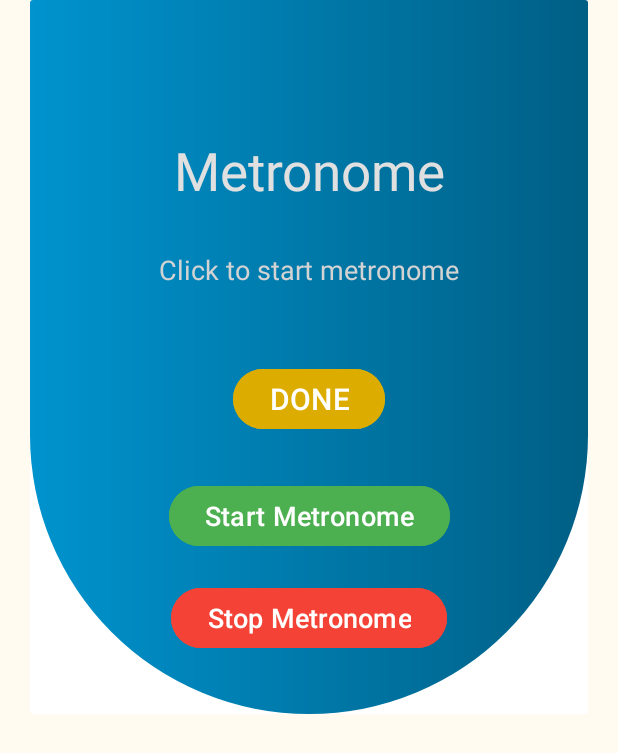
After one commit to madhurpv/EmergencyCPR, an Android app: the MetronomeActivity screen opened directly, with no data from a screen before it, on a phone screen of 412 x 824 dp. The commit adds this screen. Shown: the top 753 px of the screen. Run offline under Robolectric (Android 15) with nearby library versions, the phone set to English and light mode, and no system bars.

Commit message:
Metronome, other changes

```diff
--- a/app/src/main/java/com/example/emergencycpr/IsBreathingActivity.java
+++ b/app/src/main/java/com/example/emergencycpr/IsBreathingActivity.java
@@ -40,7 +40,8 @@ public class IsBreathingActivity extends AppCompatActivity {
         yesButton.setOnClickListener(new View.OnClickListener() {
             @Override
             public void onClick(View view) {
-                dispatchDrone(1);
+                Intent intent = new Intent(IsBreathingActivity.this, WaitForAmbulanceActivity.class);
+                startActivity(intent);
             }
         });
 
--- /dev/null
+++ b/app/src/main/java/com/example/emergencycpr/MetronomeActivity.java
@@ -0,0 +1,101 @@
+package com.example.emergencycpr;
+
+import android.media.AudioManager;
+import android.media.ToneGenerator;
+import android.os.Bundle;
+import android.os.Handler;
+import android.view.View;
+import android.widget.Button;
+
+import androidx.activity.EdgeToEdge;
+import androidx.appcompat.app.AppCompatActivity;
+import androidx.core.graphics.Insets;
+import androidx.core.view.ViewCompat;
+import androidx.core.view.WindowInsetsCompat;
+
+public class MetronomeActivity extends AppCompatActivity {
+
+
+    private Button startButton, stopButton;
+    private Handler handler = new Handler();
+    private boolean isRunning = false;
+
+    // 100 BPM -> 60000 ms / 100 = 600 ms per beat
+    private final int intervalMs = 600;
+
+    private final Runnable metronomeRunnable = new Runnable() {
+        @Override
+        public void run() {
+            if (isRunning) {
+                playClick();
+                handler.postDelayed(this, intervalMs);
+            }
+        }
+    };
+
+    @Override
+    protected void onCreate(Bundle savedInstanceState) {
+        super.onCreate(savedInstanceState);
+        EdgeToEdge.enable(this);
+        setContentView(R.layout.activity_metronome);
+        ViewCompat.setOnApplyWindowInsetsListener(findViewById(R.id.main), (v, insets) -> {
+            Insets systemBars = insets.getInsets(WindowInsetsCompat.Type.systemBars());
+            v.setPadding(systemBars.left, systemBars.top, systemBars.right, systemBars.bottom);
+            return insets;
+        });
+
+
+        startButton = findViewById(R.id.startMetronomeButton);
+        stopButton = findViewById(R.id.stopMetronomeButton);
+
+        startButton.setOnClickListener(new View.OnClickListener() {
+            @Override
+            public void onClick(View v) {
+                startMetronome();
+            }
+        });
+
+        stopButton.setOnClickListener(new View.OnClickListener() {
+            @Override
+            public void onClick(View v) {
+                stopMetronome();
+            }
+        });
+    }
+
+    private void startMetronome() {
+        if (!isRunning) {
+            isRunning = true;
+            handler.post(metronomeRunnable);
+        }
+    }
+
+    private void stopMetronome() {
+        isRunning = false;
+        handler.removeCallbacks(metronomeRunnable);
+    }
+
+    private void playClick() {
+        // Simple beep sound using ToneGenerator
+        ToneGenerator toneGen = new ToneGenerator(AudioManager.STREAM_MUSIC, 100);
+        toneGen.startTone(ToneGenerator.TONE_PROP_BEEP, 100);
+    }
+
+    @Override
+    protected void onDestroy() {
+        super.onDestroy();
+        stopMetronome();
+    }
+
+    @Override
+    protected void onPause() {
+        super.onPause();
+        stopMetronome();
+    }
+
+    @Override
+    protected void onStop() {
+        stopMetronome();
+        super.onStop();
+    }
+}
--- a/app/src/main/res/layout/activity_drone.xml
+++ b/app/src/main/res/layout/activity_drone.xml
@@ -28,7 +28,7 @@
                 android:layout_width="wrap_content"
                 android:layout_height="wrap_content"
                 android:gravity="center"
-                android:text="Dispatching Drone!"
+                android:text="Cardiac Emergency!"
                 android:textColor="#444444"
                 android:textSize="35sp"
                 app:layout_constraintBottom_toBottomOf="parent"
--- /dev/null
+++ b/app/src/main/res/layout/activity_metronome.xml
@@ -0,0 +1,103 @@
+<?xml version="1.0" encoding="utf-8"?>
+<androidx.constraintlayout.widget.ConstraintLayout xmlns:android="http://schemas.android.com/apk/res/android"
+    xmlns:app="http://schemas.android.com/apk/res-auto"
+    xmlns:tools="http://schemas.android.com/tools"
+    android:id="@+id/main"
+    android:layout_width="match_parent"
+    android:layout_height="match_parent"
+    android:paddingStart="20dp"
+    android:paddingEnd="20dp"
+    android:background="#FFFBF1"
+    tools:context=".MetronomeActivity">
+
+    <androidx.cardview.widget.CardView
+        android:id="@+id/cardView"
+        android:layout_width="match_parent"
+        android:layout_height="wrap_content"
+        android:layout_marginHorizontal="20dp"
+        android:layout_marginBottom="10dp"
+        android:padding="10dp"
+        app:cardBackgroundColor="#ffffff"
+        app:cardElevation="0dp"
+        app:layout_constraintEnd_toEndOf="parent"
+        app:layout_constraintStart_toStartOf="parent"
+        app:layout_constraintTop_toTopOf="parent">
+
+        <androidx.constraintlayout.widget.ConstraintLayout
+            android:layout_width="match_parent"
+            android:layout_height="match_parent"
+            android:background="@drawable/card_background_question"
+            android:padding="40dp">
+
+            <TextView
+                android:id="@+id/textViewTitle"
+                android:layout_width="wrap_content"
+                android:layout_height="wrap_content"
+                android:layout_marginTop="50dp"
+                android:layout_marginBottom="50dp"
+                android:gravity="center"
+                android:text="Metronome"
+                android:textColor="#E0E0E0"
+                android:textSize="35sp"
+                app:layout_constraintEnd_toEndOf="parent"
+                app:layout_constraintStart_toStartOf="parent"
+                app:layout_constraintTop_toTopOf="parent" />
+
+            <TextView
+                android:id="@+id/textViewSteps"
+                android:layout_width="wrap_content"
+                android:layout_height="wrap_content"
+                android:layout_marginTop="30dp"
+                android:text="Click to start metronome"
+                android:textColor="#D3D3D3"
+                android:textSize="18sp"
+                app:layout_constraintEnd_toEndOf="parent"
+                app:layout_constraintStart_toStartOf="parent"
+                app:layout_constraintTop_toBottomOf="@+id/textViewTitle" />
+
+            <Button
+                android:id="@+id/doneButton"
+                android:layout_width="wrap_content"
+                android:layout_height="wrap_content"
+                android:layout_marginTop="50dp"
+                android:backgroundTint="#DCAD00"
+                android:text="DONE"
+                android:textColor="#FFFFFF"
+                android:textSize="20sp"
+                app:layout_constraintEnd_toEndOf="parent"
+                app:layout_constraintStart_toStartOf="parent"
+                app:layout_constraintTop_toBottomOf="@+id/textViewSteps" />
+
+            <!-- Start Metronome Button -->
+            <Button
+                android:id="@+id/startMetronomeButton"
+                android:layout_width="wrap_content"
+                android:layout_height="wrap_content"
+                android:layout_marginTop="30dp"
+                android:backgroundTint="#4CAF50"
+                android:text="Start Metronome"
+                android:textColor="#FFFFFF"
+                android:textSize="18sp"
+                app:layout_constraintTop_toBottomOf="@+id/doneButton"
+                app:layout_constraintStart_toStartOf="parent"
+                app:layout_constraintEnd_toEndOf="parent"/>
+
+            <!-- Stop Metronome Button -->
+            <Button
+                android:id="@+id/stopMetronomeButton"
+                android:layout_width="wrap_content"
+                android:layout_height="wrap_content"
+                android:layout_marginTop="20dp"
+                android:backgroundTint="#F44336"
+                android:text="Stop Metronome"
+                android:textColor="#FFFFFF"
+                android:textSize="18sp"
+                app:layout_constraintTop_toBottomOf="@+id/startMetronomeButton"
+                app:layout_constraintStart_toStartOf="parent"
+                app:layout_constraintEnd_toEndOf="parent"/>
+
+        </androidx.constraintlayout.widget.ConstraintLayout>
+
+    </androidx.cardview.widget.CardView>
+
+</androidx.constraintlayout.widget.ConstraintLayout>
```
Also changed, not shown: app/src/main/AndroidManifest.xml (+12 -0 lines), app/src/main/java/com/example/emergencycpr/CardiacEmergencyActivity.java (added, +48 -0 lines), app/src/main/java/com/example/emergencycpr/CardiacEmergencyActivity2.java (added, +117 -0 lines), app/src/main/java/com/example/emergencycpr/DroneActivity.java (+13 -3 lines), app/src/main/java/com/example/emergencycpr/WaitForAmbulanceActivity.java (added, +30 -0 lines), app/src/main/res/layout/activity_cardiac_emergency.xml (added, +105 -0 lines), app/src/main/res/layout/activity_cardiac_emergency2.xml (added, +105 -0 lines), app/src/main/res/layout/activity_wait_for_ambulance.xml (added, +67 -0 lines).
